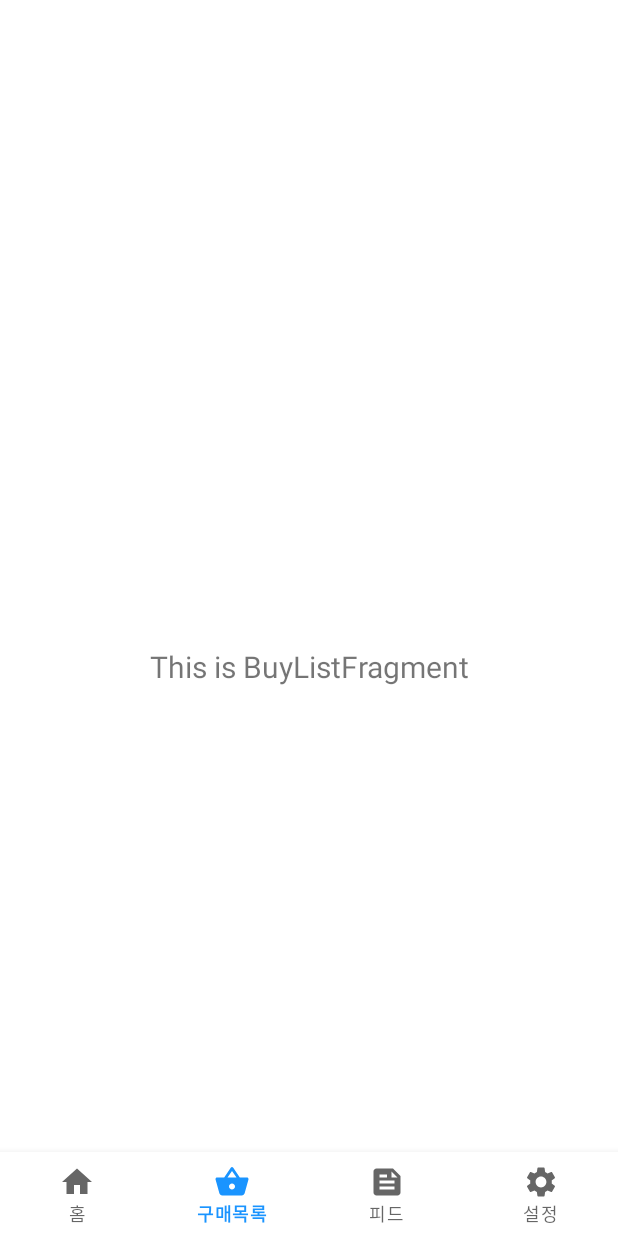
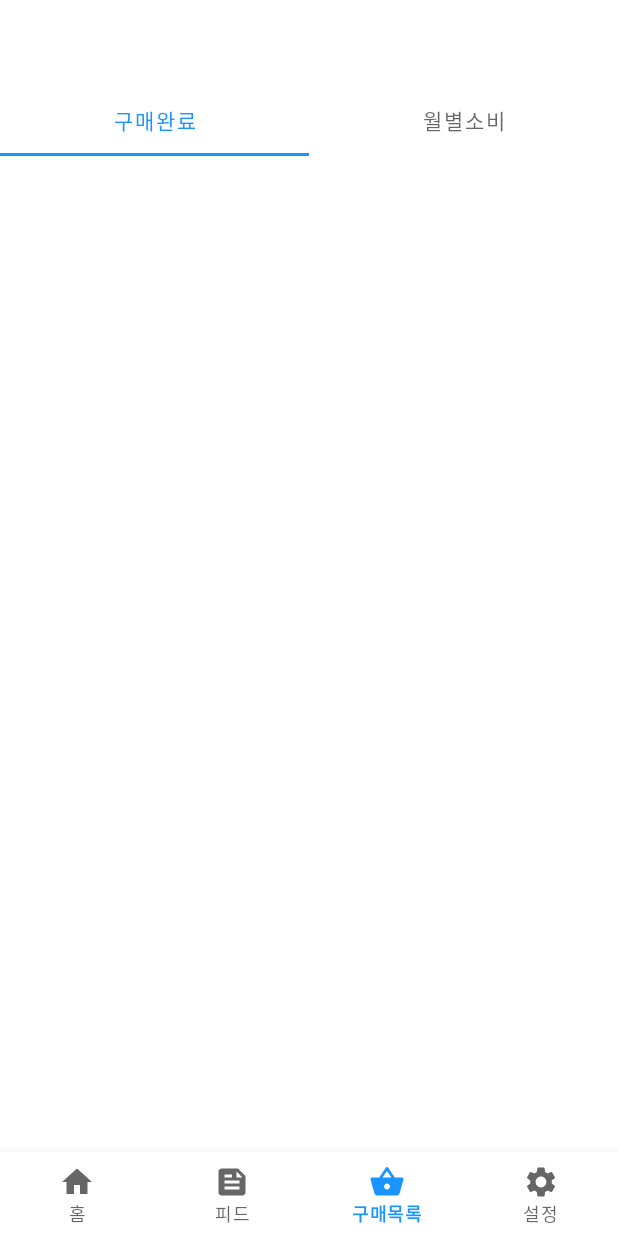
Before and after one commit to hy0417sage/wish-list, an Android app: the BuyListFragment screen opened through its navigation route, on a phone screen of 412 x 824 dp. Run offline under Robolectric (Android 15) with nearby library versions, the phone set to English and light mode, and no system bars; our stand-ins replace navigation-ui; 4 statements that could not run were skipped.

Commit message:
style: toolbar 그림자 삭제 및 feed.xml, home.xml, buy_list.xml toolbar 적용

```diff
--- a/app/src/main/res/layout/activity_main.xml
+++ b/app/src/main/res/layout/activity_main.xml
@@ -1,10 +1,28 @@
 <?xml version="1.0" encoding="utf-8"?>
 <androidx.constraintlayout.widget.ConstraintLayout xmlns:android="http://schemas.android.com/apk/res/android"
     xmlns:app="http://schemas.android.com/apk/res-auto"
+    xmlns:tools="http://schemas.android.com/tools"
     android:id="@+id/container"
     android:layout_width="match_parent"
-    android:layout_height="match_parent"
-    android:paddingTop="?attr/actionBarSize">
+    android:layout_height="match_parent">
+
+    <androidx.appcompat.widget.Toolbar
+        android:id="@+id/tool_bar"
+        style="?attr/toolBarStyle"
+        android:layout_width="0dp"
+        android:layout_height="wrap_content"
+        app:layout_constraintEnd_toEndOf="parent"
+        app:layout_constraintStart_toStartOf="parent"
+        app:layout_constraintTop_toTopOf="parent">
+
+        <TextView
+            android:layout_width="wrap_content"
+            android:layout_height="wrap_content"
+            android:textSize="24sp"
+            android:textStyle="bold"
+            tools:text="WISH LIST" />
+
+    </androidx.appcompat.widget.Toolbar>
 
     <com.google.android.material.bottomnavigation.BottomNavigationView
         android:id="@+id/nav_view"
--- a/app/src/main/res/layout/fragment_buy_list.xml
+++ b/app/src/main/res/layout/fragment_buy_list.xml
@@ -4,19 +4,28 @@
     xmlns:tools="http://schemas.android.com/tools"
     android:layout_width="match_parent"
     android:layout_height="match_parent"
+    android:paddingTop="?attr/actionBarSize"
     tools:context=".ui.buylist.BuyListFragment">
 
-    <TextView
-        android:id="@+id/text_buy_list"
-        android:layout_width="match_parent"
+    <com.google.android.material.tabs.TabLayout
+        android:layout_width="0dp"
         android:layout_height="wrap_content"
-        android:layout_marginStart="8dp"
-        android:layout_marginTop="8dp"
-        android:layout_marginEnd="8dp"
-        android:textAlignment="center"
-        android:textSize="20sp"
-        app:layout_constraintBottom_toBottomOf="parent"
         app:layout_constraintEnd_toEndOf="parent"
         app:layout_constraintStart_toStartOf="parent"
-        app:layout_constraintTop_toTopOf="parent" />
+        app:layout_constraintTop_toTopOf="parent">
+
+        <com.google.android.material.tabs.TabItem
+            android:layout_width="wrap_content"
+            android:layout_height="wrap_content"
+            android:text="구매완료" />
+
+        <com.google.android.material.tabs.TabItem
+            android:layout_width="wrap_content"
+            android:layout_height="wrap_content"
+            android:text="월별소비" />
+
+    </com.google.android.material.tabs.TabLayout>
+
+
+
 </androidx.constraintlayout.widget.ConstraintLayout>
--- a/app/src/main/res/layout/fragment_feed.xml
+++ b/app/src/main/res/layout/fragment_feed.xml
@@ -4,6 +4,7 @@
     xmlns:tools="http://schemas.android.com/tools"
     android:layout_width="match_parent"
     android:layout_height="match_parent"
+    android:paddingTop="?attr/actionBarSize"
     tools:context=".ui.feed.FeedFragment">
 
     <HorizontalScrollView
@@ -70,4 +71,12 @@
 
         </com.google.android.material.chip.ChipGroup>
     </HorizontalScrollView>
+
+    <androidx.recyclerview.widget.RecyclerView
+        android:layout_width="0dp"
+        android:layout_height="0dp"
+        app:layout_constraintBottom_toBottomOf="parent"
+        app:layout_constraintEnd_toEndOf="parent"
+        app:layout_constraintStart_toStartOf="parent"
+        app:layout_constraintTop_toBottomOf="@+id/filter_scroll_view" />
 </androidx.constraintlayout.widget.ConstraintLayout>
--- a/app/src/main/res/layout/fragment_home.xml
+++ b/app/src/main/res/layout/fragment_home.xml
@@ -4,6 +4,7 @@
     xmlns:tools="http://schemas.android.com/tools"
     android:layout_width="match_parent"
     android:layout_height="match_parent"
+    android:paddingTop="?attr/actionBarSize"
     tools:context=".ui.home.HomeFragment">
 
     <HorizontalScrollView
@@ -70,4 +71,12 @@
 
         </com.google.android.material.chip.ChipGroup>
     </HorizontalScrollView>
+
+    <androidx.recyclerview.widget.RecyclerView
+        android:layout_width="0dp"
+        android:layout_height="0dp"
+        app:layout_constraintBottom_toBottomOf="parent"
+        app:layout_constraintEnd_toEndOf="parent"
+        app:layout_constraintStart_toStartOf="parent"
+        app:layout_constraintTop_toBottomOf="@+id/filter_scroll_view" />
 </androidx.constraintlayout.widget.ConstraintLayout>
--- a/app/src/main/res/menu/bottom_nav_menu.xml
+++ b/app/src/main/res/menu/bottom_nav_menu.xml
@@ -7,14 +7,14 @@
         android:title="@string/title_home" />
 
     <item
+        android:id="@+id/navigation_feed"
+        android:icon="@drawable/ic_baseline_feed_24"
+        android:title="@string/title_feed" />
+
+    <item
         android:id="@+id/navigation_buy_list"
         android:icon="@drawable/ic_baseline_shopping_basket_24"
         android:title="@string/title_buy_list" />
-
-    <item
-        android:id="@+id/navigation_feed"
-        android:icon="@drawable/ic_baseline_feed_24"
-        android:title="@string/title_feed" />
 
     <item
         android:id="@+id/navigation_setting"
--- a/app/src/main/res/values/styles.xml
+++ b/app/src/main/res/values/styles.xml
@@ -4,6 +4,7 @@
     <style name="Widget.Wishlist.Toolbar" parent="Widget.MaterialComponents.Toolbar.Primary">
         <item name="android:background">@color/Surface</item>
         <item name="android:title">@null</item>
+        <item name="android:elevation">0dp</item>
     </style>
 
     <!--    Toolbar Arrow-->
```
